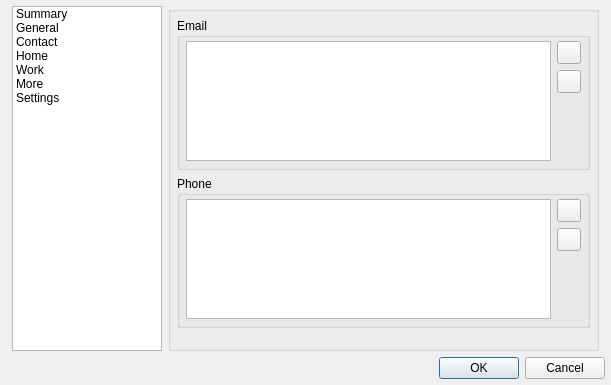
Above: src/widgets/windows/ContactWindow.ui from KittyIM/Client before the change. Below: the same form after it.
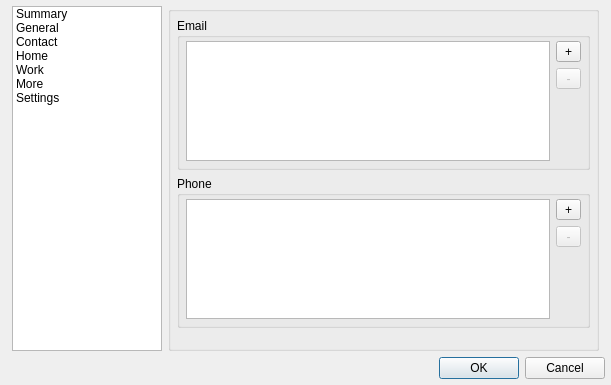
That is the form after the change. The open tabs and pages were chosen to show the change. Icons and pictures are not drawn.

Commit message: RosterHeader now changes description. Added ContactWindow summary also phones and emails. Added additional roster tip settings. Added "description on right side" roster option.

The edit to the form file:
```diff
--- a/src/widgets/windows/ContactWindow.ui
+++ b/src/widgets/windows/ContactWindow.ui
@@ -448,10 +448,33 @@
              <item row="0" column="1">
               <layout class="QVBoxLayout" name="_5">
                <item>
-                <widget class="QToolButton" name="emailAddButton"/>
+                <widget class="QToolButton" name="emailAddButton">
+                 <property name="minimumSize">
+                  <size>
+                   <width>25</width>
+                   <height>0</height>
+                  </size>
+                 </property>
+                 <property name="text">
+                  <string notr="true">+</string>
+                 </property>
+                </widget>
                </item>
                <item>
-                <widget class="QToolButton" name="emailRemoveButton"/>
+                <widget class="QToolButton" name="emailRemoveButton">
+                 <property name="enabled">
+                  <bool>false</bool>
+                 </property>
+                 <property name="minimumSize">
+                  <size>
+                   <width>25</width>
+                   <height>0</height>
+                  </size>
+                 </property>
+                 <property name="text">
+                  <string notr="true">-</string>
+                 </property>
+                </widget>
                </item>
                <item>
                 <spacer name="spacer_3">
@@ -495,10 +518,33 @@
              <item row="0" column="1">
               <layout class="QVBoxLayout" name="_6">
                <item>
-                <widget class="QToolButton" name="phoneAddButton"/>
+                <widget class="QToolButton" name="phoneAddButton">
+                 <property name="minimumSize">
+                  <size>
+                   <width>25</width>
+                   <height>0</height>
+                  </size>
+                 </property>
+                 <property name="text">
+                  <string notr="true">+</string>
+                 </property>
+                </widget>
                </item>
                <item>
-                <widget class="QToolButton" name="phoneRemoveButton"/>
+                <widget class="QToolButton" name="phoneRemoveButton">
+                 <property name="enabled">
+                  <bool>false</bool>
+                 </property>
+                 <property name="minimumSize">
+                  <size>
+                   <width>25</width>
+                   <height>0</height>
+                  </size>
+                 </property>
+                 <property name="text">
+                  <string notr="true">-</string>
+                 </property>
+                </widget>
                </item>
                <item>
                 <spacer name="spacer_4">
```
Left out of the diff: 36 changed lines with no effect on the pictures. The commit also changes 26 other files.
